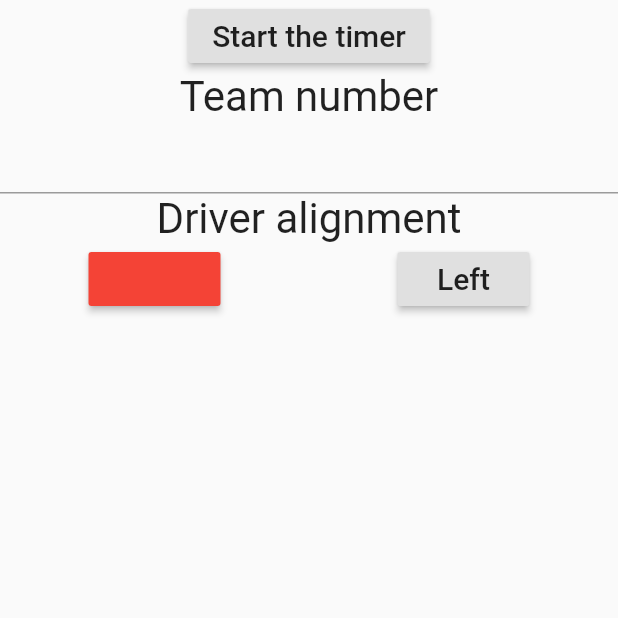
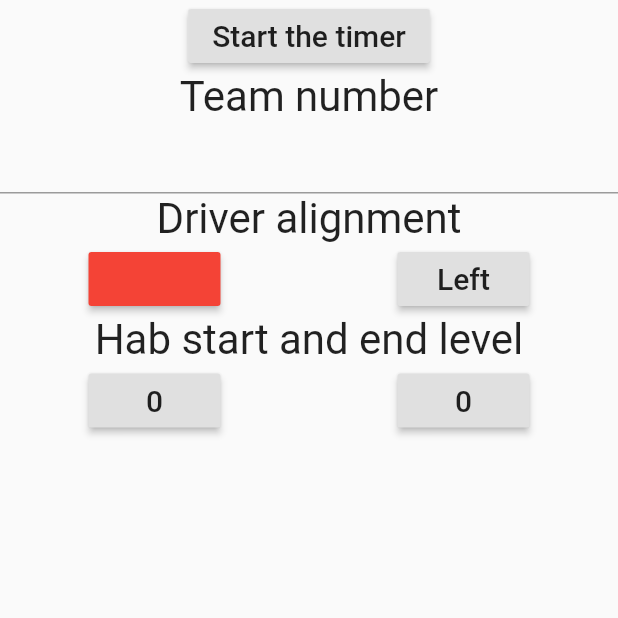
Before and after one commit to altalk23/scouting_app, a Flutter app: the InputScreen screen opened directly, on a phone screen of 412 x 824 dp, the top half of it. Run offline on Flutter 3.47's test engine with Material 2 defaults, Android fonts, the phone set to English and light mode, and no system bars; our stand-ins replace qr_flutter.

Commit message:
Split up dart file, part 8 Add hab start and end level

```diff
--- /dev/null
+++ b/lib/input/hab_start_and_end_level.dart
@@ -0,0 +1,49 @@
+import 'package:flutter/material.dart';
+import 'package:scouting_app/loop_list.dart';
+import 'package:scouting_app/widget/custom_button.dart';
+import 'package:scouting_app/widget/custom_label.dart';
+
+class HabStartEndLevel extends StatelessWidget {
+    HabStartEndLevel({this.label, this.startList, this.endList, this.onStartPressed, this.onEndPressed});
+    String label;
+    LoopList startList, endList;
+    VoidCallback onStartPressed, onEndPressed;
+
+    @override
+    Widget build(BuildContext context) {
+        // TODO: implement build
+        return Column(
+            children: <Widget>[
+                CustomLabel(
+                    label,
+                    style: TextStyle(
+                        fontSize: 28.0,
+                    ),
+                ),
+                Row(
+                    mainAxisAlignment: MainAxisAlignment.spaceAround,
+                    children: <Widget>[
+                        CustomButton(
+                            child: CustomLabel(
+                                startList[0],
+                                style: TextStyle(
+                                    fontSize: 20.0,
+                                ),
+                            ),
+                            onPressed: onStartPressed,
+                        ),
+                        CustomButton(
+                            child: CustomLabel(
+                                endList[0],
+                                style: TextStyle(
+                                    fontSize: 20.0,
+                                ),
+                            ),
+                            onPressed: onEndPressed,
+                        ),
+                    ],
+                ),
+            ],
+        );
+    }
+}
--- a/lib/screen/input_screen.dart
+++ b/lib/screen/input_screen.dart
@@ -2,6 +2,7 @@ import 'dart:core';
 
 import 'package:flutter/material.dart';
 import 'package:scouting_app/input/driver_station.dart';
+import 'package:scouting_app/input/hab_start_and_end_level.dart';
 
 import 'package:scouting_app/input/stopwatch.dart';
 import 'package:scouting_app/input/team_number.dart';
@@ -30,11 +31,16 @@ class _InputScreen extends State<InputScreen> {
         labelList['driver_station'] = new LoopList(['Driver alignment']);
         labelList['driver_station_alignment'] = new LoopList(['Left', 'Middle', 'Right']);
         labelList['driver_station_color'] = new LoopList([Colors.red, Colors.blue]);
+        labelList['hab_level'] = new LoopList(['Hab start and end level']);
+        labelList['hab_start_level'] = new LoopList(['0', '1', '2', '3']);
+        labelList['hab_end_level'] = new LoopList(['0', '1', '2', '3']);
 
         // All map initializations
         mainMap['team_number'] = '';
         mainMap['driver_station_alignment'] = labelList['driver_station_alignment'][0];
         mainMap['driver_station_color'] = labelList['driver_station_color'][0];
+        mainMap['hab_start_level'] = labelList['hab_start_level'][0];
+        mainMap['hab_end_level'] = labelList['hab_end_level'][0];
     }
 
     @override
@@ -64,6 +70,7 @@ class _InputScreen extends State<InputScreen> {
                         label: labelList['team_number'][0],
                         onChanged: (String string) {
                             mainMap['team_number'] = string;
+                            print(mainMap.toString());
                         },
                     ),
                     //--------------------------------------------------------//
@@ -75,15 +82,36 @@ class _InputScreen extends State<InputScreen> {
                             setState(() {
                                 labelList['driver_station_color'].loop();
                                 mainMap['driver_station_color'] = labelList['driver_station_color'][0];
+                                print(mainMap.toString());
                             });
                         },
                         onAlignmentPressed: () {
                             setState(() {
                                 labelList['driver_station_alignment'].loop();
                                 mainMap['driver_station_alignment'] = labelList['driver_station_alignment'][0];
+                                print(mainMap.toString());
                             });
                         },
                     ),
+                    //--------------------------------------------------------//
+                    HabStartEndLevel(
+                        label: labelList['hab_level'][0],
+                        startList: labelList['hab_start_level'],
+                        endList: labelList['hab_end_level'],
+                        onStartPressed: () {
+                            setState(() {
+                                labelList['hab_start_level'].loop();
+                                print(mainMap.toString());
+                            });
+                        },
+                        onEndPressed: () {
+                            setState(() {
+                                labelList['hab_end_level'].loop();
+                                print(mainMap.toString());
+                            });
+                        },
+                    ),
+                    //--------------------------------------------------------//
                 ],
             ),
         );
```
Also changed, not shown: lib/main.dart (+4 -26 lines).
